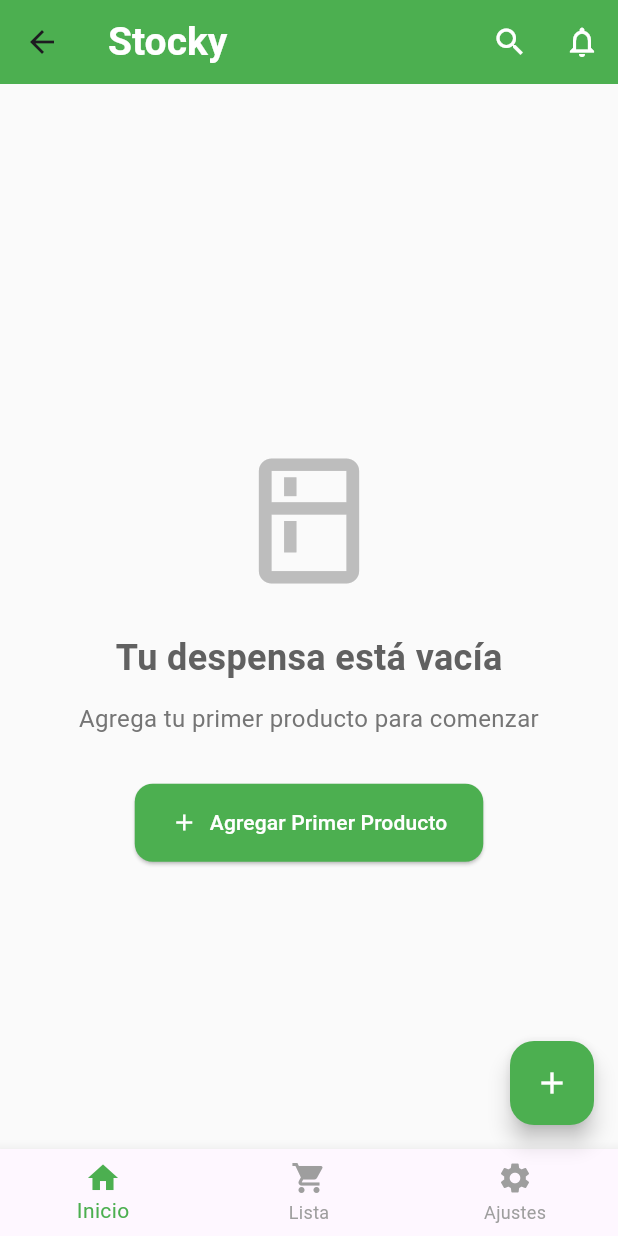
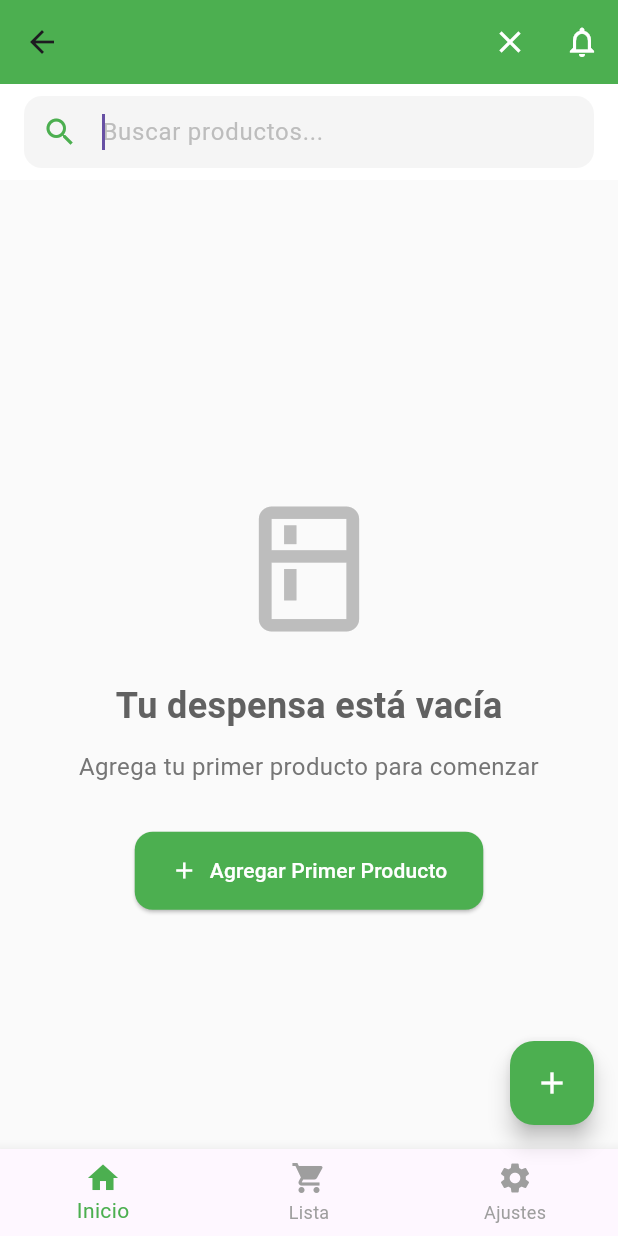
Before and after one commit to RolandoGuZz/Flutter_Stocky, a Flutter app: the HomeView screen opened by its route, after a tap on the "search" icon, on a phone screen of 412 x 824 dp. Run offline on Flutter 3.47's test engine with Material 3 defaults, Android fonts, the phone set to English and light mode, and no system bars; our stand-ins replace hive, hive_flutter; accounts and stored records are empty.

Commit message:
feat: implement search functionality

```diff
--- a/lib/viewmodels/home_viewmodel.dart
+++ b/lib/viewmodels/home_viewmodel.dart
@@ -9,32 +9,48 @@ class HomeViewModel extends ChangeNotifier {
   bool _isLoading = true;
   int _selectedIndex = 0;
   String? _errorMessage;
+  String _searchQuery = '';
 
-  // Getters
+  // Getters básicos
   List<Product> get products => _products;
   bool get isLoading => _isLoading;
   int get selectedIndex => _selectedIndex;
   String? get errorMessage => _errorMessage;
   bool get hasProducts => _products.isNotEmpty;
 
-  // Productos filtrados por estado
-  List<Product> get urgentProducts => _products.where((p) {
+  // Getters de búsqueda
+  bool get isSearching => _searchQuery.isNotEmpty;
+  int get searchResultsCount => displayedProducts.length;
+
+  List<Product> get displayedProducts {
+    if (_searchQuery.isEmpty) {
+      return _products;
+    }
+
+    final query = _searchQuery.toLowerCase();
+    return _products.where((product) {
+      return product.name.toLowerCase().contains(query) ||
+          (product.description?.toLowerCase().contains(query) ?? false);
+    }).toList();
+  }
+
+  List<Product> get urgentProducts => displayedProducts.where((p) {
     final daysLeft = p.expiryDate.difference(DateTime.now()).inDays;
     return daysLeft <= 2 && daysLeft >= 0 && !p.isExpired;
   }).toList();
 
-  List<Product> get soonProducts => _products.where((p) {
+  List<Product> get soonProducts => displayedProducts.where((p) {
     final daysLeft = p.expiryDate.difference(DateTime.now()).inDays;
     return daysLeft > 2 && daysLeft <= 7 && !p.isExpired;
   }).toList();
 
-  List<Product> get stableProducts => _products.where((p) {
+  List<Product> get stableProducts => displayedProducts.where((p) {
     final daysLeft = p.expiryDate.difference(DateTime.now()).inDays;
     return daysLeft > 7 && !p.isExpired;
   }).toList();
 
   List<Product> get expiredProducts =>
-      _products.where((p) => p.isExpired).toList();
+      displayedProducts.where((p) => p.isExpired).toList();
 
   // Color según urgencia
   Color getExpiryColor(Product product) {
@@ -80,6 +96,7 @@ class HomeViewModel extends ChangeNotifier {
     }
   }
 
+  // Cambiar pestaña
   void changeTab(int index, BuildContext context) {
     _selectedIndex = index;
     notifyListeners();
@@ -96,7 +113,6 @@ class HomeViewModel extends ChangeNotifier {
         break;
 
       case 2:
-        // Navegar a Settings (cuando exista)
         Navigator.pushNamed(context, '/settings').then((_) {
           _selectedIndex = 0;
           notifyListeners();
@@ -109,6 +125,17 @@ class HomeViewModel extends ChangeNotifier {
   Future<void> refresh() async {
     await loadProducts();
   }
+
+  // Métodos de búsqueda
+  void updateSearchQuery(String query) {
+    _searchQuery = query;
+    notifyListeners();
+  }
+
+  void clearSearch() {
+    _searchQuery = '';
+    notifyListeners();
+  }
 }
 
 class SettingsView {
--- a/lib/views/home_view.dart
+++ b/lib/views/home_view.dart
@@ -9,8 +9,9 @@ import '../../widgets/section_header.dart';
 import '../../widgets/product_card.dart';
 import '../../widgets/empty_state.dart';
 import '../../widgets/bottom_navbar.dart';
+import '../../widgets/search_bar.dart';
 
-class HomeView extends StatelessWidget {
+class HomeView extends StatefulWidget {
   final String userName;
   final HiveService hiveService;
 
@@ -21,15 +22,24 @@ class HomeView extends StatelessWidget {
   });
 
   @override
+  State<HomeView> createState() => _HomeViewState();
+}
+
+class _HomeViewState extends State<HomeView> {
+  bool _showSearch = false;
+
+  @override
   Widget build(BuildContext context) {
     return ChangeNotifierProvider(
-      create: (_) => HomeViewModel(hiveService),
+      create: (_) => HomeViewModel(widget.hiveService),
       child: Consumer<HomeViewModel>(
         builder: (context, vm, _) {
           return Scaffold(
             backgroundColor: Colors.grey[50],
             appBar: AppBar(
-              title: Text(
+              title: _showSearch
+                  ? null
+                  : Text(
                       'Stocky',
                       style: TextStyle(
                         color: Colors.white,
@@ -41,8 +51,16 @@ class HomeView extends StatelessWidget {
               elevation: 0,
               actions: [
                 IconButton(
-                  icon: Icon(Icons.search, color: Colors.white),
-                  onPressed: () {},
+                  icon: Icon(_showSearch ? Icons.close : Icons.search),
+                  color: Colors.white,
+                  onPressed: () {
+                    setState(() {
+                      _showSearch = !_showSearch;
+                      if (!_showSearch) {
+                        vm.clearSearch();
+                      }
+                    });
+                  },
                 ),
                 IconButton(
                   icon: Icon(Icons.notifications_none, color: Colors.white),
@@ -50,11 +68,28 @@ class HomeView extends StatelessWidget {
                 ),
               ],
             ),
-            body: vm.isLoading
+            body: Column(
+              children: [
+                if (_showSearch)
+                  CustomSearchBar(
+                    onChanged: vm.updateSearchQuery,
+                    onClose: () {
+                      setState(() {
+                        _showSearch = false;
+                        vm.clearSearch();
+                      });
+                    },
+                    isSearching: vm.isSearching,
+                    resultCount: vm.searchResultsCount,
+                  ),
+
+                Expanded(
+                  child: vm.isLoading
                       ? Center(child: CircularProgressIndicator())
                       : !vm.hasProducts
                       ? EmptyState(
-                    onAddPressed: () => _navigateToAddProduct(context, vm),
+                          onAddPressed: () =>
+                              _navigateToAddProduct(context, vm),
                         )
                       : RefreshIndicator(
                           onRefresh: vm.refresh,
@@ -71,12 +106,16 @@ class HomeView extends StatelessWidget {
                                   (p) => ProductCard(
                                     product: p,
                                     color: vm.getExpiryColor(p),
-                              onTap: () =>
-                                  _navigateToUpdateProduct(context, vm, p),
+                                    onTap: () => _navigateToUpdateProduct(
+                                      context,
+                                      vm,
+                                      p,
+                                    ),
                                   ),
                                 ),
                                 SizedBox(height: 16),
                               ],
+
                               if (vm.soonProducts.isNotEmpty) ...[
                                 SectionHeader(
                                   title: 'PRÓXIMOS',
@@ -87,12 +126,16 @@ class HomeView extends StatelessWidget {
                                   (p) => ProductCard(
                                     product: p,
                                     color: vm.getExpiryColor(p),
-                              onTap: () =>
-                                  _navigateToUpdateProduct(context, vm, p),
+                                    onTap: () => _navigateToUpdateProduct(
+                                      context,
+                                      vm,
+                                      p,
+                                    ),
                                   ),
                                 ),
                                 SizedBox(height: 16),
                               ],
+
                               if (vm.stableProducts.isNotEmpty) ...[
                                 SectionHeader(
                                   title: 'ESTABLES',
@@ -103,12 +146,16 @@ class HomeView extends StatelessWidget {
                                   (p) => ProductCard(
                                     product: p,
                                     color: vm.getExpiryColor(p),
-                              onTap: () =>
-                                  _navigateToUpdateProduct(context, vm, p),
+                                    onTap: () => _navigateToUpdateProduct(
+                                      context,
+                                      vm,
+                                      p,
+                                    ),
                                   ),
                                 ),
                                 SizedBox(height: 16),
                               ],
+
                               if (vm.expiredProducts.isNotEmpty) ...[
                                 SectionHeader(
                                   title: 'VENCIDOS',
@@ -119,13 +166,51 @@ class HomeView extends StatelessWidget {
                                   (p) => ProductCard(
                                     product: p,
                                     color: Colors.grey,
-                              onTap: () =>
-                                  _navigateToUpdateProduct(context, vm, p),
+                                    onTap: () => _navigateToUpdateProduct(
+                                      context,
+                                      vm,
+                                      p,
+                                    ),
+                                  ),
+                                ),
+                              ],
+
+                              if (vm.isSearching &&
+                                  vm.searchResultsCount == 0) ...[
+                                SizedBox(height: 40),
+                                Center(
+                                  child: Column(
+                                    children: [
+                                      Icon(
+                                        Icons.search_off,
+                                        size: 60,
+                                        color: Colors.grey[400],
+                                      ),
+                                      SizedBox(height: 16),
+                                      Text(
+                                        'No se encontraron productos',
+                                        style: TextStyle(
+                                          fontSize: 18,
+                                          fontWeight: FontWeight.w500,
+                                          color: Colors.grey[600],
+                                        ),
+                                      ),
+                                      SizedBox(height: 8),
+                                      Text(
+                                        'Intenta con otra búsqueda',
+                                        style: TextStyle(
+                                          color: Colors.grey[500],
+                                        ),
+                                      ),
+                                    ],
                                   ),
                                 ),
                               ],
                             ],
                           ),
+                        ),
+                ),
+              ],
             ),
             floatingActionButton: FloatingActionButton(
               onPressed: () => _navigateToAddProduct(context, vm),
@@ -151,7 +236,7 @@ class HomeView extends StatelessWidget {
     final result = await Navigator.push(
       context,
       MaterialPageRoute(
-        builder: (_) => AddProductView(hiveService: hiveService),
+        builder: (_) => AddProductView(hiveService: widget.hiveService),
       ),
     );
 
@@ -168,8 +253,10 @@ class HomeView extends StatelessWidget {
     final result = await Navigator.push(
       context,
       MaterialPageRoute(
-        builder: (_) =>
-            UpdateProductView(hiveService: hiveService, product: product),
+        builder: (_) => UpdateProductView(
+          hiveService: widget.hiveService,
+          product: product,
+        ),
       ),
     );
 
--- /dev/null
+++ b/lib/widgets/search_bar.dart
@@ -0,0 +1,71 @@
+import 'package:flutter/material.dart';
+
+class CustomSearchBar extends StatelessWidget {
+  final Function(String) onChanged;
+  final VoidCallback onClose;
+  final bool isSearching;
+  final int resultCount;
+
+  const CustomSearchBar({
+    super.key,
+    required this.onChanged,
+    required this.onClose,
+    this.isSearching = false,
+    this.resultCount = 0,
+  });
+
+  @override
+  Widget build(BuildContext context) {
+    return Container(
+      padding: EdgeInsets.symmetric(horizontal: 16, vertical: 8),
+      color: Colors.white,
+      child: Row(
+        children: [
+          Expanded(
+            child: TextField(
+              onChanged: onChanged,
+              autofocus: true,
+              decoration: InputDecoration(
+                hintText: 'Buscar productos...',
+                hintStyle: TextStyle(color: Colors.grey[400]),
+                prefixIcon: Icon(Icons.search, color: Colors.green),
+                suffixIcon: isSearching
+                    ? IconButton(
+                        icon: Icon(Icons.close),
+                        onPressed: onClose,
+                        color: Colors.grey[600],
+                      )
+                    : null,
+                border: OutlineInputBorder(
+                  borderRadius: BorderRadius.circular(12),
+                  borderSide: BorderSide.none,
+                ),
+                filled: true,
+                fillColor: Colors.grey[100],
+                contentPadding: EdgeInsets.symmetric(vertical: 0),
+              ),
+            ),
+          ),
+          if (isSearching) ...[
+            SizedBox(width: 8),
+            Container(
+              padding: EdgeInsets.symmetric(horizontal: 12, vertical: 6),
+              decoration: BoxDecoration(
+                color: Colors.green.withValues(alpha: 0.1),
+                borderRadius: BorderRadius.circular(20),
+              ),
+              child: Text(
+                '$resultCount',
+                style: TextStyle(
+                  color: Colors.green,
+                  fontWeight: FontWeight.bold,
+                  fontSize: 14,
+                ),
+              ),
+            ),
+          ],
+        ],
+      ),
+    );
+  }
+}
```
Lines whose indentation alone changed are shown as unchanged.
